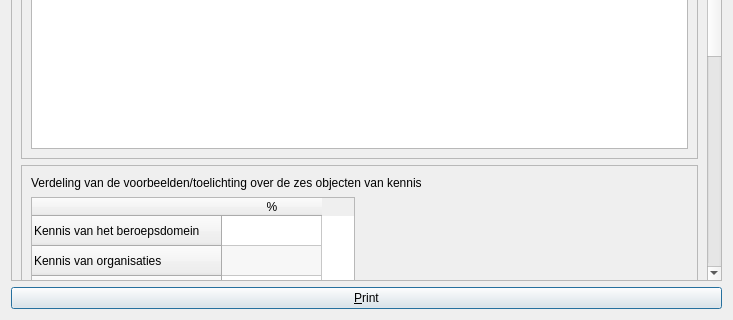
Above: Projects/ProjectBrainweaver/qtpvdbprintratingdialog.ui from richelbilderbeek/ProjectRichelBilderbeek before the change; both pictures show x 0 to 733 and y 298 to 618 of the 733 by 618 pixel window. Below: the same form after it.
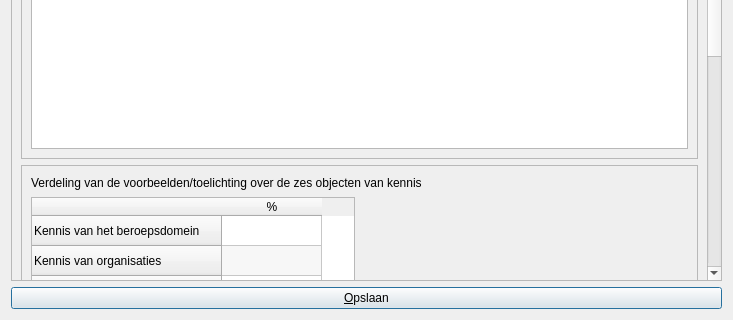
That is the form after the change. Icons and pictures are not drawn.

Patch:
```diff
--- a/Projects/ProjectBrainweaver/qtpvdbprintratingdialog.ui
+++ b/Projects/ProjectBrainweaver/qtpvdbprintratingdialog.ui
@@ -473,7 +473,7 @@
    <item>
     <widget class="QPushButton" name="button_print">
      <property name="text">
-      <string>&amp;Print</string>
+      <string>&amp;Opslaan</string>
      </property>
     </widget>
    </item>
```
Left out of the diff: 2 changed lines with no effect on the pictures.
